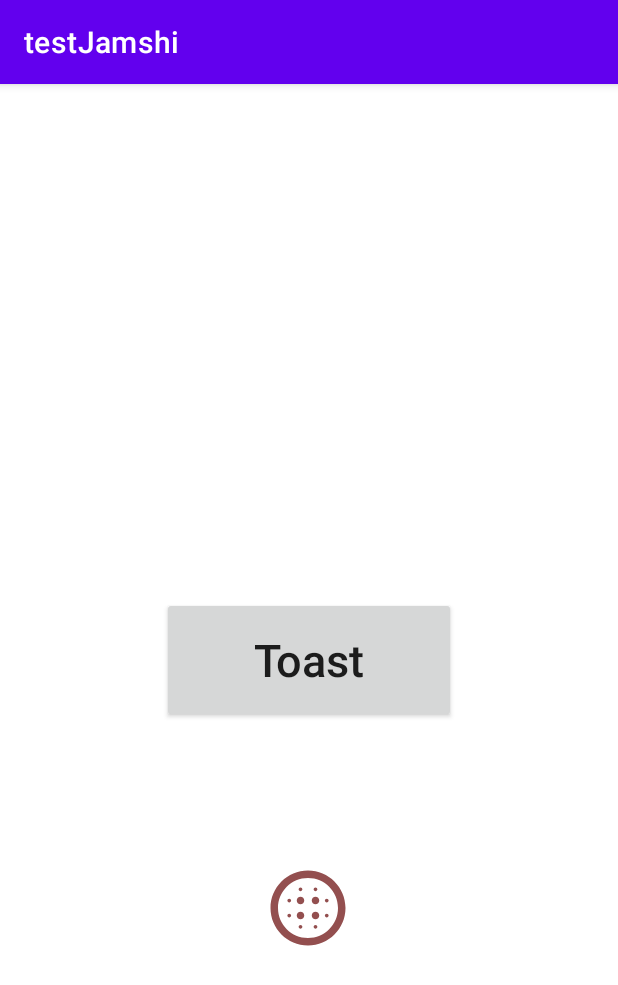
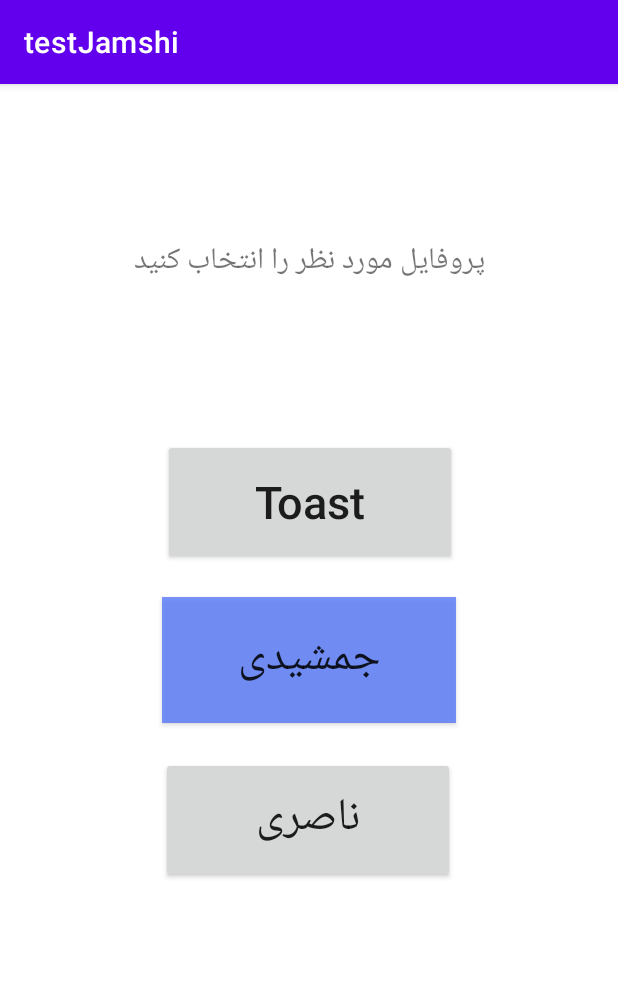
Before and after one commit to Javad-Aboutorabi/batnaClassAndroid, an Android app: the screen it shows after launch (MainActivity), on a phone screen of 412 x 824 dp. Shown: the top 985 px of the screen. Run offline under Robolectric (Android 15) with nearby library versions, the phone set to English and light mode, and no system bars; Roboto replaces fonts that are not available here.

Commit message:
add jamshidi and naseri and write farso text

```diff
--- a/app/src/main/java/com/javad/testjamshi/MainActivity.java
+++ b/app/src/main/java/com/javad/testjamshi/MainActivity.java
@@ -41,8 +41,10 @@ public class MainActivity extends AppCompatActivity {
             button.setScaleX((float) (random.nextFloat()+0.5));
             button.setScaleY((float) (random.nextFloat()+0.5));
         });
-        ImageButton button2;
-        button2 = findViewById(R.id.next);
+        Button button2;
+        button2 = findViewById(R.id.jamshidi);
+        button2.setBackgroundColor(Color.argb(200,85,120,250));
+
         button2.setOnClickListener(v -> {
             Intent intent=new Intent(this,Secound.class);
             startActivity(intent);
--- a/app/src/main/java/com/javad/testjamshi/Secound.java
+++ b/app/src/main/java/com/javad/testjamshi/Secound.java
@@ -6,13 +6,16 @@ import androidx.constraintlayout.widget.ConstraintLayout;
 import android.content.Intent;
 import android.graphics.Color;
 import android.graphics.ColorSpace;
+import android.graphics.Typeface;
 import android.os.Bundle;
 import android.view.View;
 import android.widget.Button;
 import android.widget.EditText;
+import android.widget.TextView;
 import android.widget.Toast;
 
 public class Secound extends AppCompatActivity {
+    private TextView text;
 
     @Override
     protected void onCreate(Bundle savedInstanceState) {
@@ -20,6 +23,9 @@ public class Secound extends AppCompatActivity {
 
         setContentView(R.layout.activity_secound);
         ConstraintLayout constraintLayout=findViewById(R.id.my_layout);
+        text=findViewById(R.id.text1);
+        Typeface type= Typeface.createFromAsset(getAssets(),"fonts/Shekasteh.ttf");
+        text.setTypeface(type);
         Button button3 = findViewById(R.id.BackButton);
         EditText editText=findViewById(R.id.editText);
         button3.setOnClickListener(v -> {
--- a/app/src/main/res/layout/activity_main.xml
+++ b/app/src/main/res/layout/activity_main.xml
@@ -8,6 +8,35 @@
 
 
     <androidx.appcompat.widget.AppCompatButton
+        android:id="@+id/jamshidi"
+        android:layout_width="196dp"
+        android:layout_height="84dp"
+        android:text="جمشیدی"
+        android:textAllCaps="false"
+        android:textSize="30sp"
+        app:layout_constraintBottom_toBottomOf="parent"
+        app:layout_constraintEnd_toEndOf="parent"
+        app:layout_constraintStart_toStartOf="parent"
+        app:layout_constraintTop_toTopOf="parent"
+        tools:ignore="MissingConstraints" />
+
+
+    <androidx.appcompat.widget.AppCompatButton
+        android:id="@+id/naseri"
+        android:layout_width="196dp"
+        android:layout_height="84dp"
+        android:text="ناصری"
+        android:textAllCaps="false"
+        android:textSize="30sp"
+        app:layout_constraintBottom_toBottomOf="parent"
+        app:layout_constraintEnd_toEndOf="parent"
+        app:layout_constraintHorizontal_bias="0.497"
+        app:layout_constraintStart_toStartOf="parent"
+        app:layout_constraintTop_toTopOf="parent"
+        app:layout_constraintVertical_bias="0.656"
+        tools:ignore="MissingConstraints" />
+
+    <androidx.appcompat.widget.AppCompatButton
         android:id="@+id/buttonPanel"
         android:layout_width="196dp"
         android:layout_height="84dp"
@@ -16,20 +45,21 @@
         android:textSize="30sp"
         app:layout_constraintBottom_toBottomOf="parent"
         app:layout_constraintEnd_toEndOf="parent"
+        app:layout_constraintHorizontal_bias="0.502"
         app:layout_constraintStart_toStartOf="parent"
         app:layout_constraintTop_toTopOf="parent"
+        app:layout_constraintVertical_bias="0.346"
         tools:ignore="MissingConstraints" />
 
-    <ImageButton
-        android:id="@+id/next"
-        android:layout_width="60dp"
-        android:layout_height="60dp"
-        android:background="@drawable/ic_circular"
-        app:layout_constraintBottom_toBottomOf="parent"
+    <TextView
+        android:id="@+id/textView"
+        android:layout_width="wrap_content"
+        android:layout_height="wrap_content"
+        android:text="پروفایل مورد نظر را انتخاب کنید"
+        android:textSize="20sp"
+        app:layout_constraintBottom_toTopOf="@+id/buttonPanel"
         app:layout_constraintEnd_toEndOf="parent"
-        app:layout_constraintHorizontal_bias="0.498"
         app:layout_constraintStart_toStartOf="parent"
-        app:layout_constraintTop_toBottomOf="@+id/buttonPanel"
-        app:layout_constraintVertical_bias="0.33" />
+        app:layout_constraintTop_toTopOf="parent" />
 
 </androidx.constraintlayout.widget.ConstraintLayout>
--- a/app/src/main/res/layout/activity_secound.xml
+++ b/app/src/main/res/layout/activity_secound.xml
@@ -39,4 +39,18 @@
         app:layout_constraintTop_toTopOf="parent"
         app:layout_constraintVertical_bias="0.875" />
 
+    <TextView
+        android:id="@+id/text1"
+        android:layout_width="409dp"
+        android:layout_height="66dp"
+        android:gravity="center"
+        android:text="این صفحه در حال تکمیل برای تمرین اندروید است"
+        android:textSize="30sp"
+        app:layout_constraintBottom_toTopOf="@+id/BackButton"
+        app:layout_constraintEnd_toEndOf="parent"
+        app:layout_constraintHorizontal_bias="0.493"
+        app:layout_constraintStart_toStartOf="parent"
+        app:layout_constraintTop_toTopOf="parent"
+        app:layout_constraintVertical_bias="0.74" />
+
 </androidx.constraintlayout.widget.ConstraintLayout>
```
Also changed, not shown: 1 other file.
